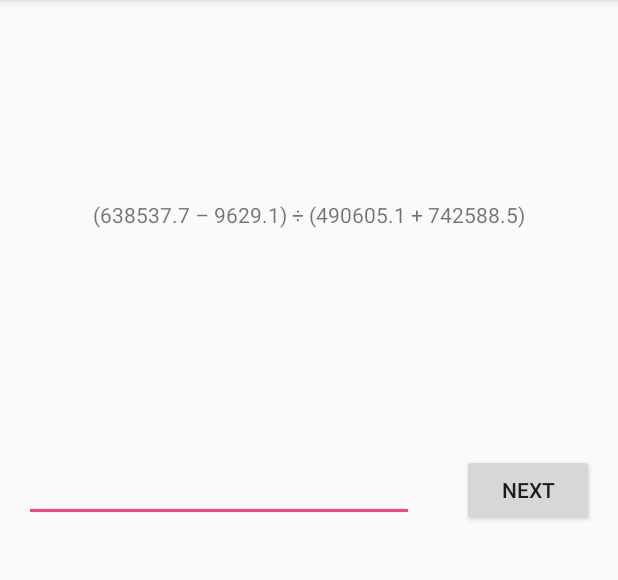
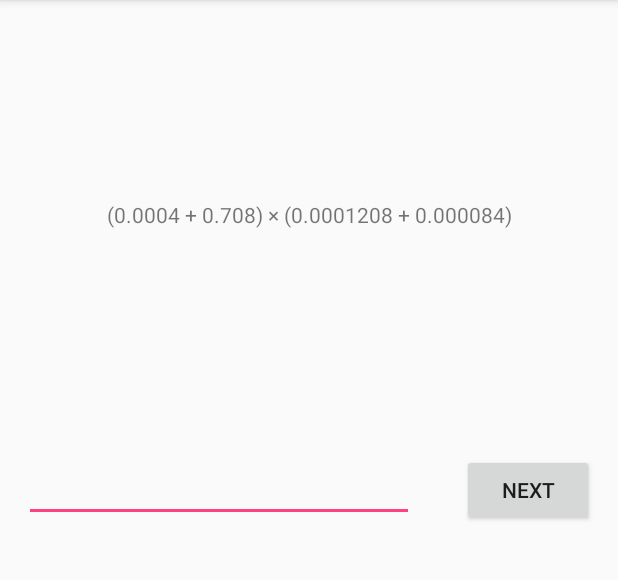
Before and after one commit to talflon/EstimateIt, an Android app: the QuestionActivity screen opened directly, with no data from a screen before it, on a phone screen of 412 x 824 dp, the part 84-664 px from its top. Run offline under Robolectric (Android 15) with nearby library versions, the phone set to English and light mode, and no system bars.

Commit message:
QuestionActivity: improve number generation  - different precisions for different numbers  - scales chosen near a base scale for the expression

```diff
--- a/app/src/main/java/getzit/net/estimateit/QuestionActivity.java
+++ b/app/src/main/java/getzit/net/estimateit/QuestionActivity.java
@@ -33,7 +33,15 @@ public class QuestionActivity extends AppCompatActivity {
         random = new Random();
         questionGenerator = new ExpressionQuestionGenerator(
                 NumberGenerators.integerRange(2, 6),
-                RandomGenerator.exactly(NumberGenerators.dbl(0.1, 1e6, 0.1)));
+                r1 -> {
+                    int baseScale = NumberGenerators.integerRange(-3, 6).generate(r1);
+                    return r2 -> {
+                        int scale = baseScale + NumberGenerators.integerRange(-2, 3).generate(r2);
+                        int precision = NumberGenerators.integerRange(1, 5).generate(r2);
+                        double minimum = Math.pow(10, scale - precision);
+                        return NumberGenerators.dbl(minimum, Math.pow(10, scale), minimum).generate(r2);
+                    };
+                });
         questionDisplay = new TextViewQuestionDisplay(findViewById(R.id.questionText));
 
         answerInput = findViewById(R.id.answerInput);
```
